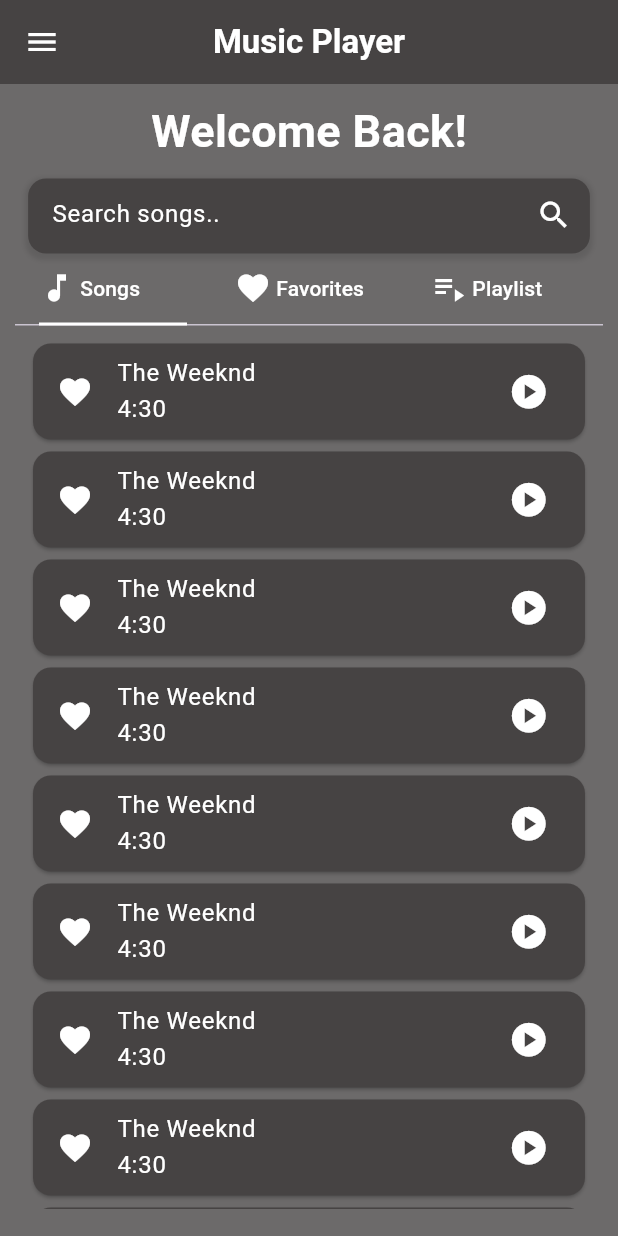
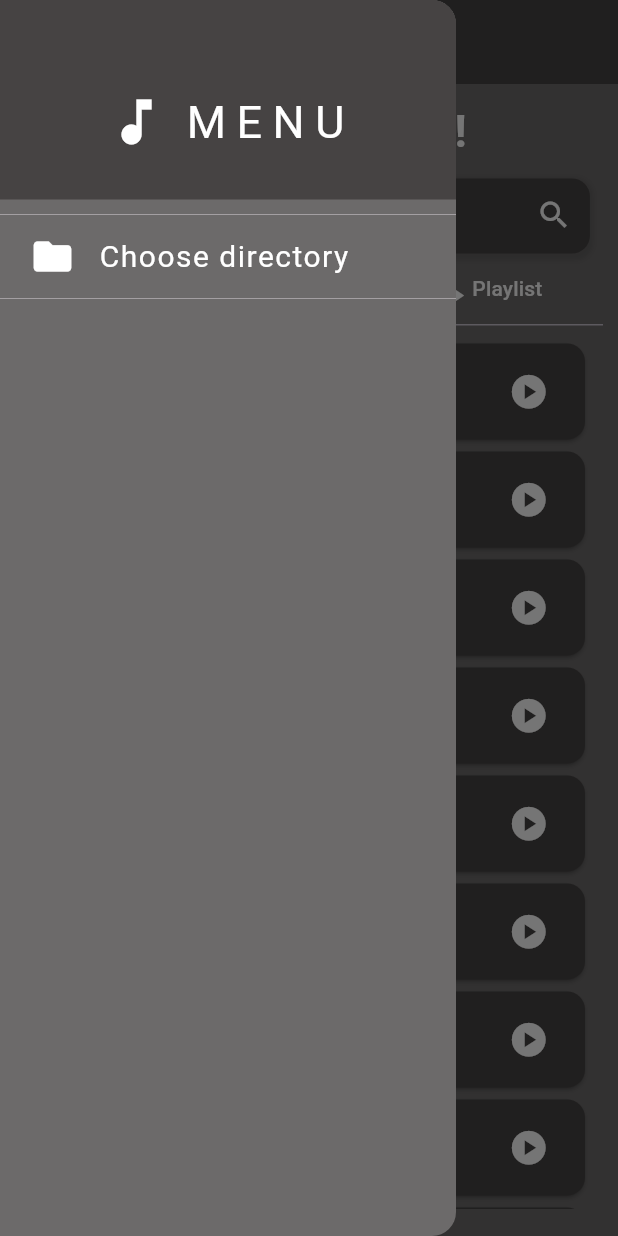
Before and after one commit to upahar-khatiwada/Music-Player, a Flutter app: the screen it shows after launch, with the side drawer open (before the commit the screen has no drawer), on a phone screen of 412 x 824 dp. Run offline on Flutter 3.47's test engine with Material 3 defaults, Android fonts, the light colour scheme and no system bars; our stand-ins replace another_flushbar, file_picker, on_audio_query.

Commit message:
Added ci.yml

```diff
--- a/analysis_options.yaml
+++ b/analysis_options.yaml
@@ -21,8 +21,8 @@
   # `// ignore_for_file: name_of_lint` syntax on the line or in the file
   # producing the lint.
   rules:
-    # avoid_print: false  # Uncomment to disable the `avoid_print` rule
-    # prefer_single_quotes: true  # Uncomment to enable the `prefer_single_quotes` rule
+     avoid_print: true  # Uncomment to disable the `avoid_print` rule
+     prefer_single_quotes: true  # Uncomment to enable the `prefer_single_quotes` rule
 
 # Additional information about this file can be found at
 # https://dart.dev/guides/language/analysis-options
--- a/lib/main.dart
+++ b/lib/main.dart
@@ -2,7 +2,8 @@
 import 'package:music_player/screens/home.dart';
 import 'package:music_player/screens/playlist_page.dart';
 
-void main() {
+void main() async {
+  WidgetsFlutterBinding.ensureInitialized();
   runApp(const MyApp());
 }
 
--- a/lib/screens/home.dart
+++ b/lib/screens/home.dart
@@ -1,9 +1,14 @@
+import 'dart:io';
+
+import 'package:another_flushbar/flushbar.dart';
 import 'package:flutter/material.dart';
 import 'package:flutter/services.dart';
 import 'package:music_player/screens/tabs/favorites.dart';
 import 'package:music_player/screens/tabs/playlists.dart';
 import 'package:music_player/screens/tabs/songs.dart';
 import 'package:music_player/services/unfocusOnTap.dart';
+import 'package:file_picker/file_picker.dart';
+import 'package:on_audio_query/on_audio_query.dart';
 
 class Homepage extends StatefulWidget {
   const Homepage({super.key});
@@ -17,7 +22,6 @@
   late final TabController _tabController;
   late final TextEditingController _textController;
   late final FocusNode _focusNode;
-  late final ScrollController _scrollController;
 
   @override
   void initState() {
@@ -51,16 +55,121 @@
       child: Scaffold(
         backgroundColor: Color(0xFF6c6a6a),
         appBar: AppBar(
-          leading: Icon(Icons.menu, color: Colors.white),
-          title: Text(
-            'Music Player',
-            style: TextStyle(fontWeight: FontWeight.bold, color: Colors.white),
+          // for the menu icon's color
+          iconTheme: IconThemeData(color: Colors.white),
+          title: Row(
+            mainAxisAlignment: MainAxisAlignment.start,
+            children: [
+              SizedBox(width: 48.0),
+              Icon(Icons.music_note, size: 27, color: Colors.white),
+              SizedBox(width: 5),
+              Text(
+                'Music Player',
+                style: TextStyle(
+                  fontWeight: FontWeight.bold,
+                  color: Colors.white,
+                  letterSpacing: 2.0,
+                ),
+              ),
+            ],
           ),
           centerTitle: true,
           backgroundColor: Color(0xFF464343),
           systemOverlayStyle: SystemUiOverlayStyle(
             statusBarColor: Colors.black,
             statusBarBrightness: Brightness.dark,
+          ),
+        ),
+        drawer: Drawer(
+          backgroundColor: Color(0xFF6c6a6a),
+          child: SingleChildScrollView(
+            child: Column(
+              crossAxisAlignment: CrossAxisAlignment.stretch,
+              children: [
+                Container(
+                  color: Color(0xFF464343),
+                  padding: EdgeInsets.only(top: 60, bottom: 20),
+                  child: Column(
+                    children: [
+                      Row(
+                        mainAxisAlignment: MainAxisAlignment.center,
+                        children: [
+                          Icon(Icons.music_note, color: Colors.white, size: 40),
+                          SizedBox(width: 10),
+                          Text(
+                            'MENU',
+                            style: TextStyle(
+                              color: Colors.white,
+                              letterSpacing: 7.0,
+                              fontSize: 30,
+                            ),
+                          ),
+                        ],
+                      ),
+                      SizedBox(height: 10),
+                    ],
+                  ),
+                ),
+                SizedBox(height: 10),
+                Material(
+                  child: ListTile(
+                    splashColor: Colors.white38,
+                    tileColor: Color(0xFF6c6a6a),
+                    contentPadding: EdgeInsets.symmetric(horizontal: 20),
+                    leading: Icon(Icons.folder, color: Colors.white, size: 30),
+                    title: Text(
+                      'Choose directory',
+                      style: TextStyle(
+                        color: Colors.white,
+                        letterSpacing: 1.0,
+                        fontSize: 20,
+                      ),
+                    ),
+                    onTap: () async {
+                      String? result =
+                          await FilePicker.platform.getDirectoryPath();
+
+                      OnAudioQuery _audioQuery = OnAudioQuery();
+                      File file = File(result!);
+                      try {
+                        if (file.existsSync()) {
+                          file.deleteSync();
+                          _audioQuery.scanMedia(file.path);
+                        }
+                      } catch (e) {
+                        Flushbar(
+                          message: "Error occured while scanning: $e",
+                          margin: EdgeInsets.all(8),
+                          borderRadius: BorderRadius.circular(8),
+                          backgroundColor: Colors.red,
+                          duration: Duration(seconds: 3),
+                          flushbarPosition: FlushbarPosition.BOTTOM,
+                          flushbarStyle: FlushbarStyle.FLOATING,
+                          forwardAnimationCurve: Curves.easeOut,
+                          reverseAnimationCurve: Curves.easeInOut,
+                          icon: Icon(Icons.error, color: Colors.white),
+                        ).show(context);
+                      }
+
+                      if (result == null) {
+                        Flushbar(
+                          message: "Please select a directory!",
+                          margin: EdgeInsets.all(8),
+                          borderRadius: BorderRadius.circular(8),
+                          backgroundColor: Colors.red,
+                          duration: Duration(seconds: 3),
+                          flushbarPosition: FlushbarPosition.BOTTOM,
+                          flushbarStyle: FlushbarStyle.FLOATING,
+                          forwardAnimationCurve: Curves.easeOut,
+                          reverseAnimationCurve: Curves.easeInOut,
+                          icon: Icon(Icons.error, color: Colors.white),
+                        ).show(context);
+                      }
+                    },
+                  ),
+                ),
+              ],
+            ),
           ),
         ),
         body: SafeArea(
--- a/lib/screens/tabs/songs.dart
+++ b/lib/screens/tabs/songs.dart
@@ -1,9 +1,14 @@
 import 'package:flutter/material.dart';
-import '../../services/music_list.dart';
+import 'package:music_player/services/home_page_tab_services/music_list.dart';
 
-class Songs extends StatelessWidget {
+class Songs extends StatefulWidget {
   const Songs({super.key});
 
+  @override
+  State<Songs> createState() => _SongsState();
+}
+
+class _SongsState extends State<Songs> {
   @override
   Widget build(BuildContext context) {
     return Padding(
@@ -11,7 +16,7 @@
       child: Scrollbar(
         child: ListView.builder(
           primary: true,
-          itemCount: Music.length,
+          itemCount: Music_from_local_storage.length,
           itemBuilder: (context, index) {
             return Card(
               clipBehavior: Clip.hardEdge,
@@ -31,7 +36,7 @@
                       crossAxisAlignment: CrossAxisAlignment.start,
                       children: [
                         Text(
-                          Music[index],
+                          Music_from_local_storage[index],
                           style: TextStyle(color: Colors.white),
                         ),
                         Text('4:30', style: TextStyle(color: Colors.white)),
--- a/lib/services/favorite_songs.dart
+++ /dev/null
@@ -1 +0,0 @@
-List<String> favoriteSongs = ['The Knowing', 'Cry for me'];
--- /dev/null
+++ b/lib/services/home_page_tab_services/favorite_songs.dart
@@ -0,0 +1 @@
+List<String> favoriteSongs = ['The Knowing', 'Cry for me'];
--- /dev/null
+++ b/lib/services/home_page_tab_services/music_list.dart
@@ -0,0 +1,16 @@
+List<String> Music_from_local_storage = [
+  'The Weeknd',
+  'The Weeknd',
+  'The Weeknd',
+  'The Weeknd',
+  'The Weeknd',
+  'The Weeknd',
+  'The Weeknd',
+  'The Weeknd',
+  'The Weeknd',
+  'The Weeknd',
+  'The Weeknd',
+  'The Weeknd',
+  'The Weeknd',
+  'The Weeknd',
+];
--- /dev/null
+++ b/lib/services/home_page_tab_services/playlist_list.dart
@@ -0,0 +1 @@
+List<String> playlist_list = ['Playlist 1'];
--- a/lib/services/music_list.dart
+++ /dev/null
@@ -1,16 +0,0 @@
-List<String> Music = [
-  'The Weeknd',
-  'The Weeknd',
-  'The Weeknd',
-  'The Weeknd',
-  'The Weeknd',
-  'The Weeknd',
-  'The Weeknd',
-  'The Weeknd',
-  'The Weeknd',
-  'The Weeknd',
-  'The Weeknd',
-  'The Weeknd',
-  'The Weeknd',
-  'The Weeknd',
-];
--- a/lib/services/playlist_list.dart
+++ /dev/null
@@ -1 +0,0 @@
-List<String> playlist_list = ['Playlist 1'];
--- a/pubspec.yaml
+++ b/pubspec.yaml
@@ -34,6 +34,9 @@
   # The following adds the Cupertino Icons font to your application.
   # Use with the CupertinoIcons class for iOS style icons.
   cupertino_icons: ^1.0.8
+  file_picker: ^10.1.9
+  another_flushbar: ^1.10.24
+  on_audio_query: ^2.9.0
 
 dev_dependencies:
   flutter_test:
```
Also changed, not shown: lib/screens/tabs/favorites.dart (+7 -2 lines), lib/screens/tabs/playlists.dart (+7 -3 lines), pubspec.lock, 5 other files.
